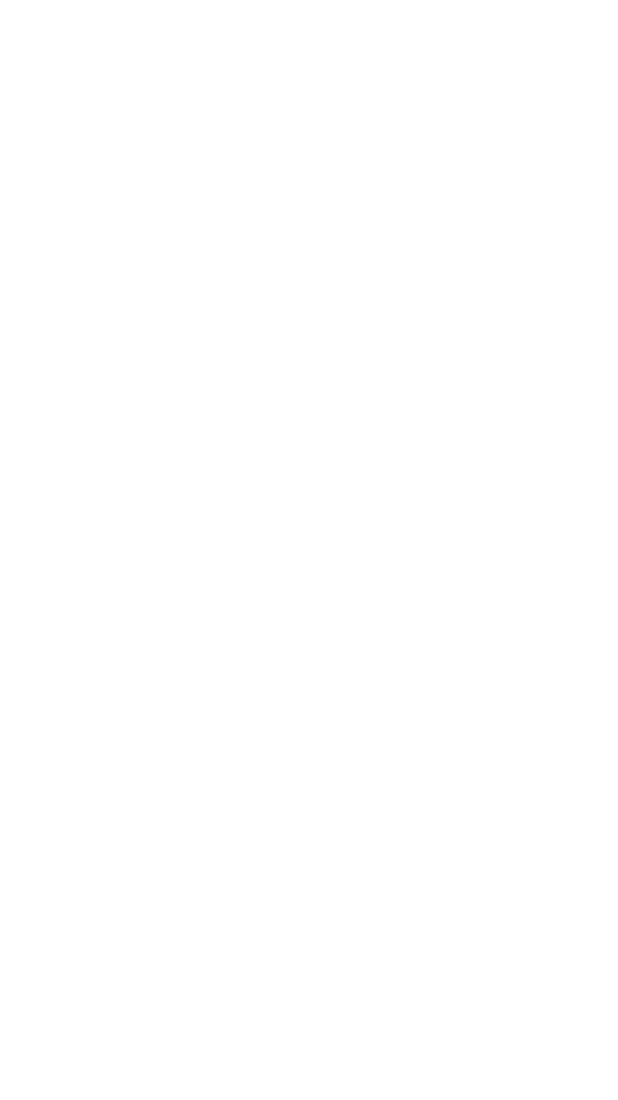
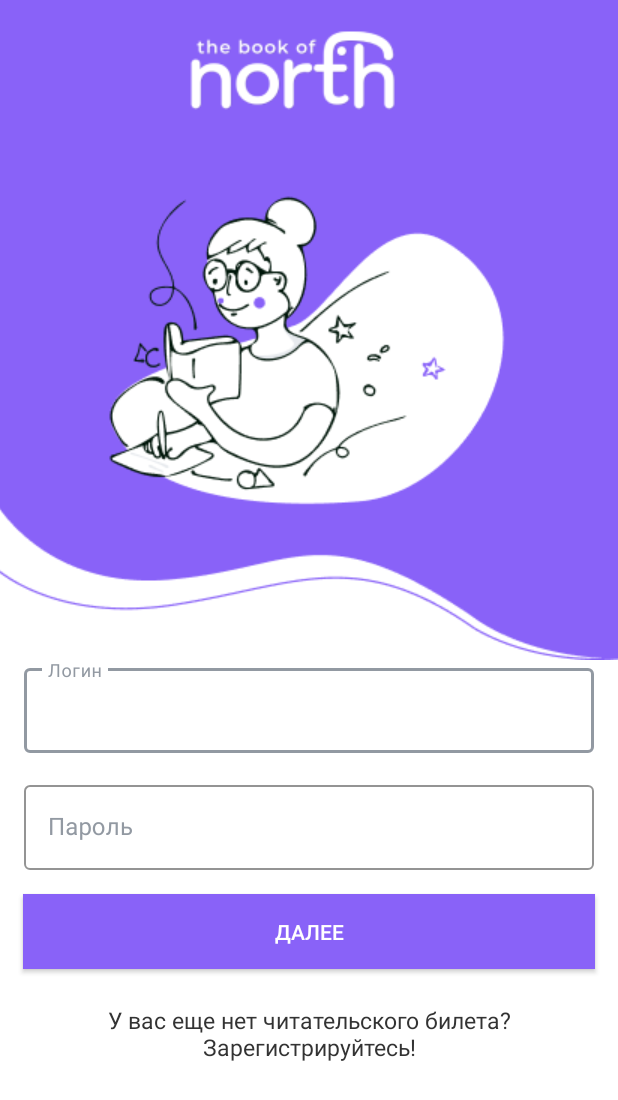
Before and after one commit to Zellka/NorthBook, an Android app: the screen it shows after launch (MainActivity), on a phone screen of 412 x 824 dp. Before the commit the part shown is empty. Shown: the top 1100 px of the screen. Run offline under Robolectric (Android 15) with nearby library versions, the phone set to English and light mode, and no system bars.

Commit message:
add input scrin

```diff
--- a/app/build.gradle
+++ b/app/build.gradle
@@ -37,6 +37,9 @@ dependencies {
     implementation 'androidx.appcompat:appcompat:1.3.1'
     implementation 'com.google.android.material:material:1.4.0'
     implementation 'androidx.constraintlayout:constraintlayout:2.1.1'
+    implementation 'androidx.navigation:navigation-fragment-ktx:2.3.5'
+    implementation 'androidx.navigation:navigation-ui-ktx:2.3.5'
+    implementation 'androidx.legacy:legacy-support-v4:1.0.0'
     testImplementation 'junit:junit:4.+'
     androidTestImplementation 'androidx.test.ext:junit:1.1.3'
     androidTestImplementation 'androidx.test.espresso:espresso-core:3.4.0'
--- /dev/null
+++ b/app/src/main/java/com/example/northbook/InputFragment.kt
@@ -0,0 +1,21 @@
+package com.example.northbook
+
+import android.os.Bundle
+import androidx.fragment.app.Fragment
+import android.view.LayoutInflater
+import android.view.View
+import android.view.ViewGroup
+
+class InputFragment : Fragment() {
+
+    override fun onCreateView(
+        inflater: LayoutInflater, container: ViewGroup?, savedInstanceState: Bundle?
+    ): View? {
+        return inflater.inflate(R.layout.fragment_input, container, false)
+    }
+
+    override fun onViewCreated(view: View, savedInstanceState: Bundle?) {
+        super.onViewCreated(view, savedInstanceState)
+
+    }
+}
--- a/app/src/main/res/layout/activity_main.xml
+++ b/app/src/main/res/layout/activity_main.xml
@@ -1,10 +1,19 @@
 <?xml version="1.0" encoding="utf-8"?>
-<LinearLayout xmlns:android="http://schemas.android.com/apk/res/android"
+<androidx.constraintlayout.widget.ConstraintLayout xmlns:android="http://schemas.android.com/apk/res/android"
     xmlns:app="http://schemas.android.com/apk/res-auto"
     xmlns:tools="http://schemas.android.com/tools"
     android:layout_width="match_parent"
     android:layout_height="match_parent"
-    android:background="@color/white"
     tools:context=".MainActivity">
-
-</LinearLayout>
+    <fragment
+        android:id="@+id/nav_host_fragment"
+        android:name="androidx.navigation.fragment.NavHostFragment"
+        android:layout_width="match_parent"
+        android:layout_height="match_parent"
+        app:layout_constraintLeft_toLeftOf="parent"
+        app:layout_constraintRight_toRightOf="parent"
+        app:layout_constraintTop_toTopOf="parent"
+        app:layout_constraintBottom_toBottomOf="parent"
+        app:defaultNavHost="true"
+        app:navGraph="@navigation/nav_graph" />
+</androidx.constraintlayout.widget.ConstraintLayout>
--- /dev/null
+++ b/app/src/main/res/layout/fragment_input.xml
@@ -0,0 +1,80 @@
+<?xml version="1.0" encoding="utf-8"?>
+<ScrollView xmlns:android="http://schemas.android.com/apk/res/android"
+    xmlns:app="http://schemas.android.com/apk/res-auto"
+    xmlns:tools="http://schemas.android.com/tools"
+    android:layout_width="match_parent"
+    android:layout_height="match_parent">
+
+    <LinearLayout
+        android:layout_width="match_parent"
+        android:layout_height="match_parent"
+        android:background="@color/white"
+        android:orientation="vertical"
+        tools:context=".InputFragment">
+
+        <ImageView
+            android:layout_width="match_parent"
+            android:layout_height="wrap_content"
+            android:scaleType="center"
+            android:src="@drawable/registration_image" />
+
+        <com.google.android.material.textfield.TextInputLayout
+            android:id="@+id/fragment_input_login"
+            style="@style/Widget.MaterialComponents.TextInputLayout.OutlinedBox"
+            android:layout_width="match_parent"
+            android:layout_height="wrap_content"
+            android:layout_marginHorizontal="16dp"
+            android:hint="Логин"
+            android:textColorHint="@color/gray_light"
+            app:boxStrokeColor="@color/gray_light"
+            app:hintTextColor="@color/gray_light">
+
+            <com.google.android.material.textfield.TextInputEditText
+                android:id="@+id/fragment_input_login_edit_view"
+                android:layout_width="match_parent"
+                android:layout_height="wrap_content"
+                android:backgroundTint="@color/black"
+                android:textColorHighlight="@color/gray" />
+        </com.google.android.material.textfield.TextInputLayout>
+
+        <com.google.android.material.textfield.TextInputLayout
+            android:id="@+id/fragment_input_password"
+            style="@style/Widget.MaterialComponents.TextInputLayout.OutlinedBox"
+            android:layout_width="match_parent"
+            android:layout_height="wrap_content"
+            android:layout_margin="16dp"
+            android:hint="Пароль"
+            android:textColorHint="@color/gray_light"
+            app:boxStrokeColor="@color/gray_light"
+            app:hintTextColor="@color/gray_light">
+
+            <com.google.android.material.textfield.TextInputEditText
+                android:id="@+id/fragment_input_password_edit_view"
+                android:layout_width="match_parent"
+                android:layout_height="wrap_content"
+                android:backgroundTint="@color/black"
+                android:textColorHighlight="@color/gray" />
+        </com.google.android.material.textfield.TextInputLayout>
+
+        <androidx.appcompat.widget.AppCompatButton
+            android:id="@+id/fragment_save_operation_save_button"
+            android:layout_width="match_parent"
+            android:layout_height="wrap_content"
+            android:layout_marginHorizontal="@dimen/space_3"
+            android:layout_marginBottom="@dimen/space_3"
+            android:background="@color/purple_500"
+            android:padding="@dimen/space_3"
+            android:text="Далее"
+            android:textColor="@color/white" />
+
+        <TextView
+            android:layout_width="wrap_content"
+            android:layout_height="wrap_content"
+            android:layout_gravity="center"
+            android:layout_margin="8dp"
+            android:gravity="center"
+            android:text="У вас еще нет читательского билета? Зарегистрируйтесь!"
+            android:textColor="@color/gray"
+            android:textSize="@dimen/text_size_3" />
+    </LinearLayout>
+</ScrollView>
--- /dev/null
+++ b/app/src/main/res/navigation/nav_graph.xml
@@ -0,0 +1,13 @@
+<?xml version="1.0" encoding="utf-8"?>
+<navigation xmlns:android="http://schemas.android.com/apk/res/android"
+    xmlns:app="http://schemas.android.com/apk/res-auto"
+    xmlns:tools="http://schemas.android.com/tools"
+    android:id="@+id/nav_graph"
+    app:startDestination="@id/registrationFragment">
+
+    <fragment
+        android:id="@+id/registrationFragment"
+        android:name="com.example.northbook.InputFragment"
+        android:label="fragment_registration"
+        tools:layout="@layout/fragment_input" />
+</navigation>
--- a/app/src/main/res/values/colors.xml
+++ b/app/src/main/res/values/colors.xml
@@ -7,4 +7,6 @@
     <color name="teal_700">#FF018786</color>
     <color name="black">#FF000000</color>
     <color name="white">#FFFFFFFF</color>
+    <color name="gray">#FF333333</color>
+    <color name="gray_light">#9299A2</color>
 </resources>
--- /dev/null
+++ b/app/src/main/res/values/dimens.xml
@@ -0,0 +1,18 @@
+<?xml version="1.0" encoding="utf-8"?>
+<resources>
+    <dimen name="space_1">5dp</dimen>
+    <dimen name="space_2">10dp</dimen>
+    <dimen name="space_3">15dp</dimen>
+    <dimen name="space_4">20dp</dimen>
+    <dimen name="space_5">25dp</dimen>
+    <dimen name="space_6">30dp</dimen>
+
+    <dimen name="text_size_3">15sp</dimen>
+    <dimen name="text_size_4">20sp</dimen>
+    <dimen name="text_size_5">25sp</dimen>
+    <dimen name="text_size_6">30sp</dimen>
+
+    <dimen name="sirius_badge_radius">5dp</dimen>
+    <dimen name="sirius_badge_diameter">10dp</dimen>
+    <dimen name="li_operation_avatar_view_size">40dp</dimen>
+</resources>
--- a/app/src/main/res/values/strings.xml
+++ b/app/src/main/res/values/strings.xml
@@ -1,3 +1,5 @@
 <resources>
     <string name="app_name">NorthBook</string>
+    <!-- TODO: Remove or change this placeholder text -->
+    <string name="hello_blank_fragment">Hello blank fragment</string>
 </resources>
```
Also changed, not shown: app/src/main/res/drawable/registration_image.png (added).
